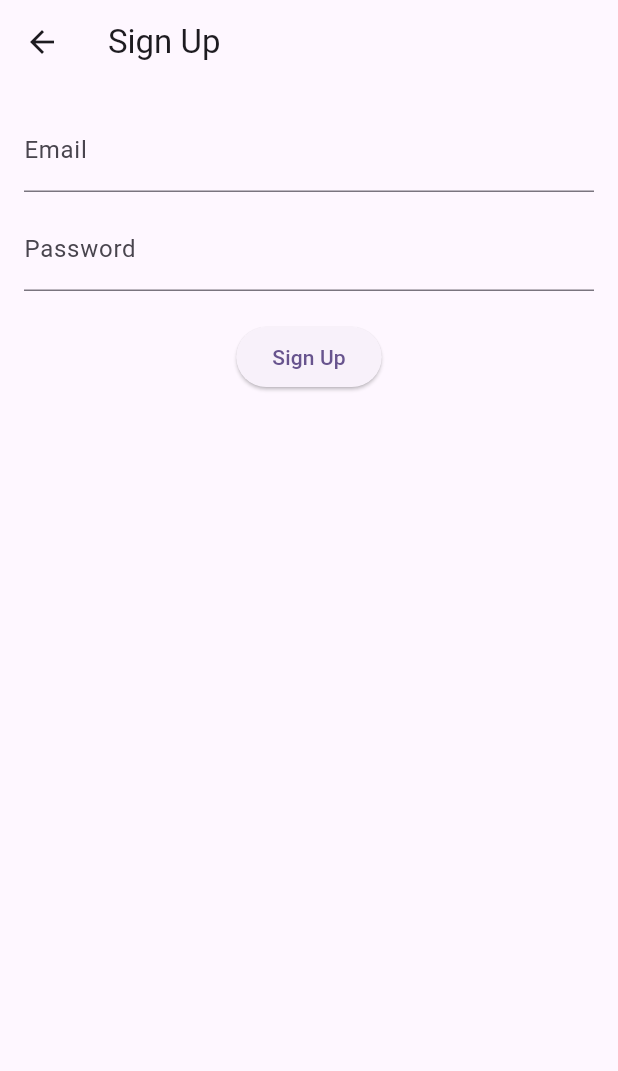
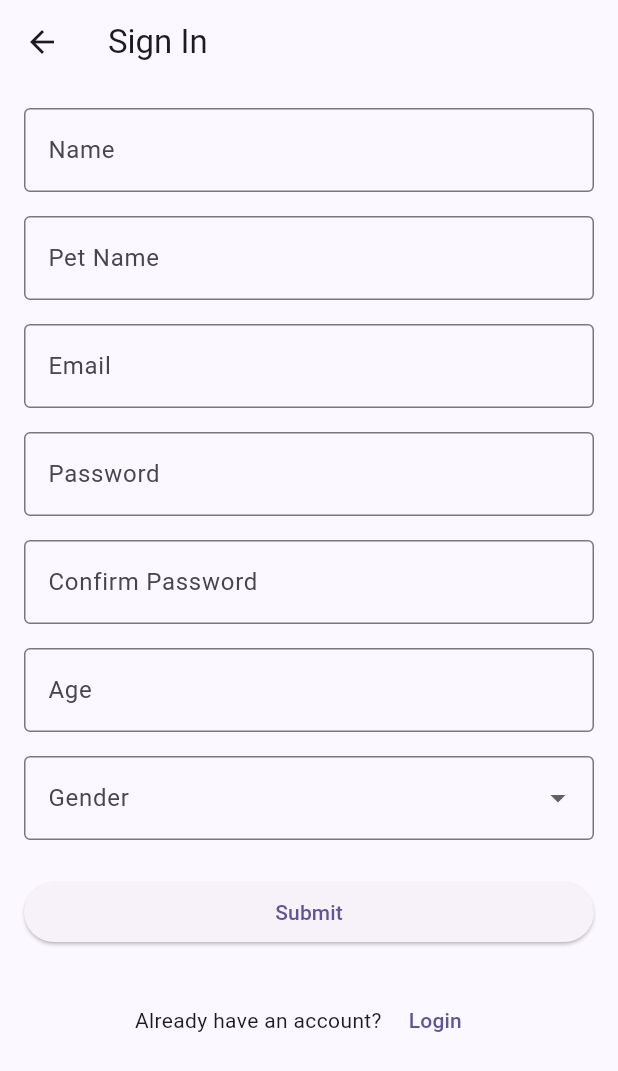
Before and after one commit to Puja-Rachchh/MindSprint, a Flutter app: the SigninScreen screen opened directly, on a phone screen of 412 x 824 dp. Shown: the top 1071 px of the screen. Run offline on Flutter 3.47's test engine with Material 3 defaults, Android fonts, the phone set to English and light mode, and no system bars; our stand-ins replace image_picker, permission_handler; missing offline and left inert: google_mlkit_barcode_scanning, mobile_scanner.

```diff
--- a/lib/Signin_Screen.dart
+++ b/lib/Signin_Screen.dart
@@ -1,100 +1,186 @@
 import 'package:flutter/material.dart';
-
-import 'package:firebase_auth/firebase_auth.dart';
-import 'package:cloud_firestore/cloud_firestore.dart';
-import 'Dashboard_Screen.dart';
+import 'Login_Screen.dart';
+import 'Detail_Screen.dart';
 
 class SigninScreen extends StatefulWidget {
-  const SigninScreen({super.key});
+  const SigninScreen({Key? key}) : super(key: key);
+
+  // Static map to store user data temporarily (in-memory storage)
+  static Map<String, String> userData = {};
 
   @override
   State<SigninScreen> createState() => _SigninScreenState();
 }
 
 class _SigninScreenState extends State<SigninScreen> {
-  final _formKey = GlobalKey<FormState>();
+  final TextEditingController nameController = TextEditingController();
+  final TextEditingController petNameController = TextEditingController();
   final TextEditingController emailController = TextEditingController();
   final TextEditingController passwordController = TextEditingController();
+  final TextEditingController confirmPasswordController =
+      TextEditingController();
+  final TextEditingController ageController = TextEditingController();
+  String? _selectedGender = null;
+  final List<String> _genderOptions = ['Male', 'Female', 'Other'];
 
-  bool isLoading = false;
-
-  Future<void> signUpUser() async {
-    if (!_formKey.currentState!.validate()) return;
-
-    setState(() => isLoading = true);
-
-    try {
-      // Create user in Firebase Authentication
-      UserCredential userCredential = await FirebaseAuth.instance
-          .createUserWithEmailAndPassword(
-            email: emailController.text.trim(),
-            password: passwordController.text.trim(),
-          );
-
-      // Save user data in Firestore
-      await FirebaseFirestore.instance
-          .collection("users")
-          .doc(userCredential.user!.uid)
-          .set({
-            "email": emailController.text.trim(),
-            "createdAt": DateTime.now(),
-          });
-
-      // Navigate to Dashboard after signup
-      Navigator.pushReplacement(
-        context,
-        MaterialPageRoute(builder: (_) => const DashboardScreen()),
-      );
-    } on FirebaseAuthException catch (e) {
-      String message = "Signup failed";
-      if (e.code == 'email-already-in-use') {
-        message = "This email is already registered!";
-      } else if (e.code == 'weak-password') {
-        message = "Password should be at least 6 characters!";
-      }
-
-      ScaffoldMessenger.of(
-        context,
-      ).showSnackBar(SnackBar(content: Text(message)));
-    } finally {
-      setState(() => isLoading = false);
-    }
-
+  Future<void> _saveUserData() async {
+    // Store data in memory instead of SharedPreferences
+    SigninScreen.userData['user_name'] = nameController.text;
+    SigninScreen.userData['user_pet_name'] = petNameController.text;
+    SigninScreen.userData['user_email'] = emailController.text;
+    SigninScreen.userData['user_password'] = passwordController.text;
+    SigninScreen.userData['user_age'] = ageController.text;
+    SigninScreen.userData['user_gender'] = _selectedGender ?? '';
+    SigninScreen.userData['gender'] = _selectedGender ?? '';
   }
 
   @override
   Widget build(BuildContext context) {
     return Scaffold(
-      appBar: AppBar(title: const Text("Sign Up")),
+      appBar: AppBar(title: const Text('Sign In')),
       body: Padding(
-        padding: const EdgeInsets.all(16),
-        child: Form(
-          key: _formKey,
+        padding: const EdgeInsets.all(16.0),
+        child: SingleChildScrollView(
           child: Column(
+            crossAxisAlignment: CrossAxisAlignment.stretch,
             children: [
-              TextFormField(
+              TextField(
+                controller: nameController,
+                decoration: const InputDecoration(
+                  labelText: 'Name',
+                  border: OutlineInputBorder(),
+                ),
+              ),
+              const SizedBox(height: 16),
+              TextField(
+                controller: petNameController,
+                decoration: const InputDecoration(
+                  labelText: 'Pet Name',
+                  border: OutlineInputBorder(),
+                ),
+              ),
+              const SizedBox(height: 16),
+              TextField(
                 controller: emailController,
+                decoration: const InputDecoration(
+                  labelText: 'Email',
+                  border: OutlineInputBorder(),
+                ),
                 keyboardType: TextInputType.emailAddress,
-                decoration: const InputDecoration(labelText: "Email"),
-                validator: (value) => value!.isEmpty ? "Enter email" : null,
               ),
-              const SizedBox(height: 10),
-              TextFormField(
+              const SizedBox(height: 16),
+              TextField(
                 controller: passwordController,
+                decoration: const InputDecoration(
+                  labelText: 'Password',
+                  border: OutlineInputBorder(),
+                ),
                 obscureText: true,
-                decoration: const InputDecoration(labelText: "Password"),
-                validator: (value) => value!.length < 6
-                    ? "Password must be at least 6 chars"
-                    : null,
               ),
+              const SizedBox(height: 16),
+              TextField(
+                controller: confirmPasswordController,
+                decoration: const InputDecoration(
+                  labelText: 'Confirm Password',
+                  border: OutlineInputBorder(),
+                ),
+                obscureText: true,
+              ),
+              const SizedBox(height: 16),
+              TextField(
+                controller: ageController,
+                decoration: const InputDecoration(
+                  labelText: 'Age',
+                  border: OutlineInputBorder(),
+                ),
+                keyboardType: TextInputType.number,
+              ),
+              const SizedBox(height: 16),
+              DropdownButtonFormField<String>(
+                decoration: const InputDecoration(
+                  labelText: 'Gender',
+                  border: OutlineInputBorder(),
+                ),
+                value: _selectedGender,
+                items: [
+                  const DropdownMenuItem(value: 'Male', child: Text('Male')),
+                  const DropdownMenuItem(
+                    value: 'Female',
+                    child: Text('Female'),
+                  ),
+                  const DropdownMenuItem(value: 'Other', child: Text('Other')),
+                ],
+                onChanged: (value) {
+                  setState(() {
+                    _selectedGender = value;
+                  });
+                },
+              ),
+              const SizedBox(height: 24),
+              ElevatedButton(
+                onPressed: () {
+                  // Validate all fields are filled
+                  if (nameController.text.isEmpty ||
+                      petNameController.text.isEmpty ||
+                      emailController.text.isEmpty ||
+                      passwordController.text.isEmpty ||
+                      confirmPasswordController.text.isEmpty ||
+                      ageController.text.isEmpty) {
+                    ScaffoldMessenger.of(context).showSnackBar(
+                      const SnackBar(content: Text('Please fill all fields')),
+                    );
+                    return;
+                  }
 
-              const SizedBox(height: 20),
-              isLoading
-                  ? const CircularProgressIndicator()
-                  : ElevatedButton(
-                      onPressed: signUpUser,
-                      child: const Text("Sign Up"),
-                    ),
+                  // Validate password match
+                  if (passwordController.text !=
+                      confirmPasswordController.text) {
+                    ScaffoldMessenger.of(context).showSnackBar(
+                      const SnackBar(content: Text('Passwords do not match')),
+                    );
+                    return;
+                  }
+
+                  // Store user data in local storage
+                  _saveUserData()
+                      .then((_) {
+                        // Show success message
+                        ScaffoldMessenger.of(context).showSnackBar(
+                          const SnackBar(
+                            content: Text('Account created successfully!'),
+                          ),
+                        );
+
+                        // Navigate to detail screen
+                        Navigator.of(context).pushReplacement(
+                          MaterialPageRoute(
+                            builder: (context) => DetailScreen(),
+                          ),
+                        );
+                      })
+                      .catchError((error) {
+                        ScaffoldMessenger.of(context).showSnackBar(
+                          SnackBar(content: Text('Error: ${error.toString()}')),
+                        );
+                      });
+                },
+                child: const Text('Submit'),
+              ),
+              const SizedBox(height: 24),
+              Row(
+                mainAxisAlignment: MainAxisAlignment.center,
+                children: [
+                  const Text('Already have an account? '),
+                  TextButton(
+                    onPressed: () {
+                      Navigator.of(context).pushReplacement(
+                        MaterialPageRoute(builder: (context) => LoginScreen()),
+                      );
+                    },
+                    child: const Text('Login'),
+                  ),
+                ],
+              ),
             ],
           ),
         ),
```
Also changed, not shown: lib/ApiService.dart (deleted, +0 -24 lines), lib/Login_Screen.dart (+57 -72 lines), lib/main.dart (+10 -43 lines), pubspec.yaml (+3 -15 lines), firebase.json (deleted), lib/firebase_options.dart (deleted), pubspec.lock, 6 other files.
